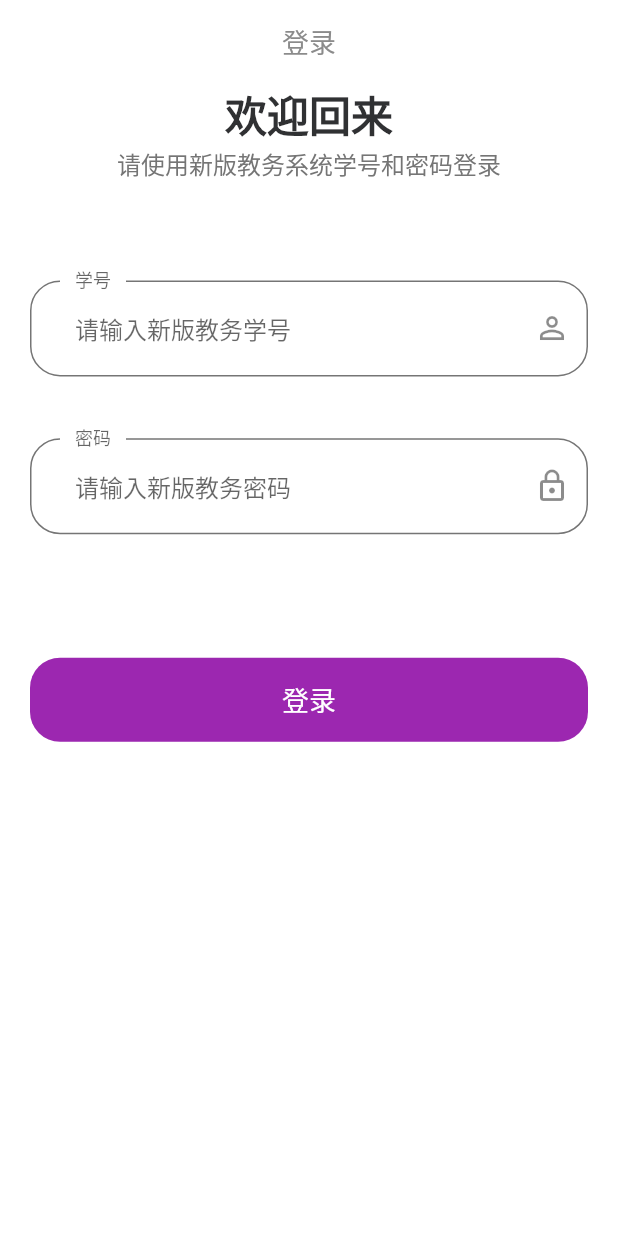
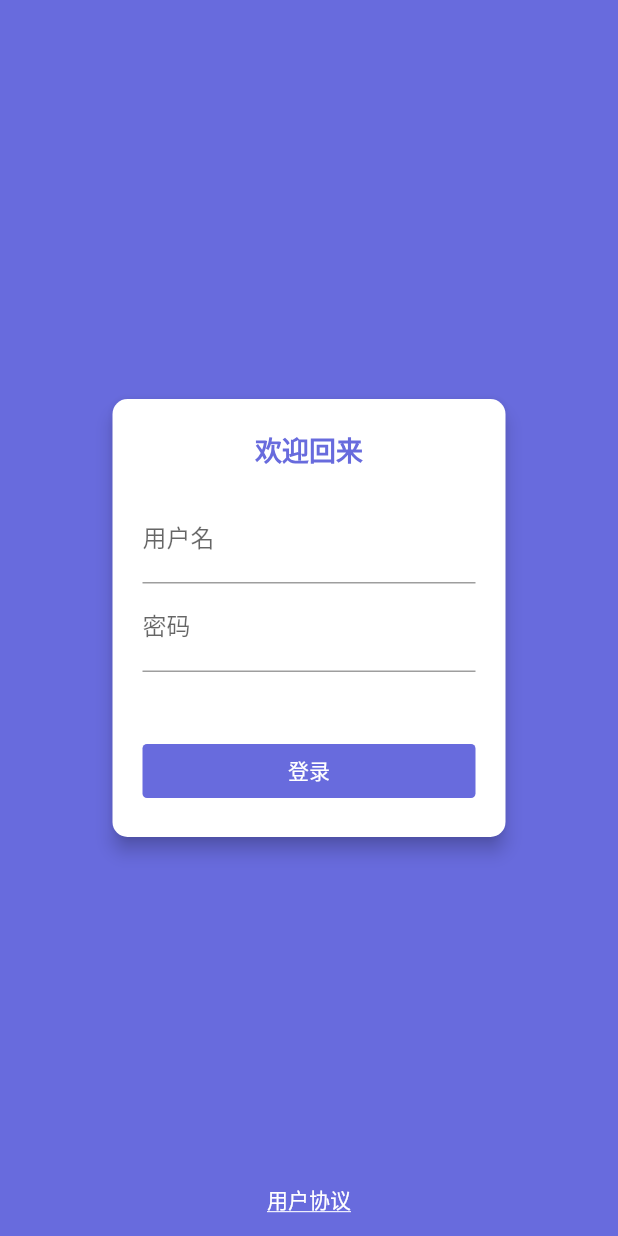
Before and after one commit to simonkimi/wust_flutter, a Flutter app: the screen it shows after launch, on a phone screen of 412 x 824 dp. Run offline on Flutter 3.47's test engine with Material 2 defaults, Android fonts, the phone set to English and light mode, and no system bars; our stand-ins replace dio, floor, flutter_mobx, mobx, sqflite; missing offline and left inert: flustars; accounts and stored records are empty; generated files the repository leaves out were written again; statements that could not run were skipped.

Commit message:
修改登录界面, 简化部分逻辑

```diff
--- a/lib/ui/components/default_button.dart
+++ /dev/null
@@ -1,29 +0,0 @@
-import 'package:flutter/material.dart';
-import 'package:wust_life/ui/themes/theme_helper.dart';
-
-class DefaultButton extends StatelessWidget {
-  const DefaultButton({Key key, this.text, this.onPressed}) : super(key: key);
-
-  final String text;
-  final Function onPressed;
-
-  @override
-  Widget build(BuildContext context) {
-    return SizedBox(
-      width: double.infinity,
-      height: 56,
-      child: FlatButton(
-        shape: RoundedRectangleBorder(borderRadius: BorderRadius.circular(20)),
-        color: Theme.of(context).buttonColor,
-        onPressed: onPressed,
-        child: Text(
-          text,
-          style: TextStyle(
-            fontSize: 18,
-            color: accordingToTheme(context, Colors.white, Color(0xFFEFEFEF))
-          ),
-        ),
-      ),
-    );
-  }
-}
--- a/lib/ui/pages/class_table/child_view/time_table_body.dart
+++ b/lib/ui/pages/class_table/child_view/time_table_body.dart
@@ -1,5 +1,4 @@
 import 'package:flutter/material.dart';
-import 'package:wust_life/models/entity/class_entity.dart';
 import 'package:wust_life/ui/pages/class_table/child_view/time_table_class.dart';
 import 'package:wust_life/ui/pages/class_table/child_view/time_table_header.dart';
 
--- a/lib/ui/pages/class_table/child_view/time_table_left.dart
+++ b/lib/ui/pages/class_table/child_view/time_table_left.dart
@@ -25,7 +25,7 @@ class TimeTableLeft extends StatelessWidget {
     return Container(
       height: classCardHeight,
       width: double.infinity,
-      color: accordingToTheme(context, Colors.white24, Colors.white10),
+      color: byBrightness(context, Colors.white24, Colors.white10),
       child: Column(
         mainAxisAlignment: MainAxisAlignment.center,
         children: [
--- a/lib/ui/pages/login/child_view/sign_form.dart
+++ /dev/null
@@ -1,87 +0,0 @@
-import 'package:flutter/material.dart';
-import 'package:wust_life/ui/components/default_button.dart';
-import 'package:wust_life/ui/pages/class_table/class_table.dart';
-
-class SignForm extends StatefulWidget {
-  SignForm({Key key}) : super(key: key);
-
-  @override
-  _SignFormState createState() => _SignFormState();
-}
-
-class _SignFormState extends State<SignForm> {
-  Size size;
-
-  @override
-  Widget build(BuildContext context) {
-    size = MediaQuery.of(context).size;
-    return Form(
-      child: Column(
-        children: [
-          SizedBox(height: size.height * 0.08),
-          buildUsernameField(),
-          SizedBox(height: size.height * 0.05),
-          buildPasswordField(),
-          SizedBox(height: size.height * 0.1),
-          DefaultButton(
-            text: "登录",
-            onPressed: () {
-              Navigator.pushNamed(context, ClassTimeTablePage.routeName);
-            },
-          ),
-        ],
-      ),
-    );
-  }
-
-  Widget buildPasswordField() {
-    return TextField(
-      obscureText: true,
-      decoration: InputDecoration(
-        labelText: "密码",
-        hintText: "请输入新版教务密码",
-        floatingLabelBehavior: FloatingLabelBehavior.always,
-        contentPadding: EdgeInsets.symmetric(horizontal: 30, vertical: 20),
-        focusedBorder: OutlineInputBorder(
-          borderRadius: BorderRadius.circular(20),
-          borderSide: BorderSide(color: Theme.of(context).dividerTheme.color),
-          gapPadding: 10,
-        ),
-        enabledBorder: OutlineInputBorder(
-          borderRadius: BorderRadius.circular(20),
-          borderSide: BorderSide(color: Theme.of(context).dividerTheme.color),
-          gapPadding: 10,
-        ),
-        suffixIcon: Padding(
-          padding: const EdgeInsets.all(12),
-          child: Icon(Icons.lock_outline),
-        ),
-      ),
-    );
-  }
-
-  Widget buildUsernameField() {
-    return TextField(
-      decoration: InputDecoration(
-        labelText: "学号",
-        hintText: "请输入新版教务学号",
-        floatingLabelBehavior: FloatingLabelBehavior.always,
-        contentPadding: EdgeInsets.symmetric(horizontal: 30, vertical: 20),
-        focusedBorder: OutlineInputBorder(
-          borderRadius: BorderRadius.circular(20),
-          borderSide: BorderSide(color: Theme.of(context).dividerTheme.color),
-          gapPadding: 10,
-        ),
-        enabledBorder: OutlineInputBorder(
-          borderRadius: BorderRadius.circular(20),
-          borderSide: BorderSide(color: Theme.of(context).dividerTheme.color),
-          gapPadding: 10,
-        ),
-        suffixIcon: Padding(
-          padding: const EdgeInsets.all(12),
-          child: Icon(Icons.person_outline),
-        ),
-      ),
-    );
-  }
-}
--- a/lib/ui/pages/login/child_view/welcome.dart
+++ /dev/null
@@ -1,20 +0,0 @@
-import 'package:flutter/material.dart';
-
-class Welcome extends StatelessWidget {
-  @override
-  Widget build(BuildContext context) {
-    return SizedBox(
-      width: double.infinity,
-      child: Column(
-        children: [
-          Text("欢迎回来", style: Theme.of(context).textTheme.headline1),
-          Text(
-            "请使用新版教务系统学号和密码登录",
-            textAlign: TextAlign.center,
-            style: Theme.of(context).textTheme.subtitle1,
-          )
-        ],
-      ),
-    );
-  }
-}
--- a/lib/ui/pages/login/login.dart
+++ b/lib/ui/pages/login/login.dart
@@ -1,7 +1,5 @@
 import 'package:flutter/material.dart';
-import 'package:wust_life/ui/themes/theme_helper.dart';
-import 'child_view/sign_form.dart';
-import 'child_view/welcome.dart';
+import 'package:wust_life/ui/pages/class_table/class_table.dart';
 
 class LoginPage extends StatelessWidget {
   static String routeName = "login";
@@ -9,37 +7,83 @@ class LoginPage extends StatelessWidget {
   @override
   Widget build(BuildContext context) {
     return Scaffold(
-      appBar: buildAppBar(context),
-      body: buildBody(),
-    );
-  }
-
-  Widget buildBody() {
-    return SafeArea(
+      body: Stack(
+        children: [
+          Container(
+            decoration: BoxDecoration(color: Theme.of(context).primaryColor),
+            child: Center(
+              child: Container(
+                width: 270,
+                height: 300,
+                child: Card(
+                  elevation: 5,
+                  shape: RoundedRectangleBorder(
+                    borderRadius: BorderRadius.all(Radius.circular(10)),
+                  ),
                   child: Padding(
-        padding: const EdgeInsets.symmetric(horizontal: 20),
+                    padding: EdgeInsets.all(20),
                     child: Column(
                       children: [
-            Welcome(),
-            SignForm(),
+                        Text(
+                          "欢迎回来",
+                          style: TextStyle(
+                              color: Theme.of(context).primaryColor,
+                              fontWeight: FontWeight.bold,
+                              fontSize: 18),
+                        ),
+                        Expanded(
+                          child: Container(
+                            height: double.infinity,
+                            child: Column(
+                              mainAxisAlignment: MainAxisAlignment.center,
+                              children: [
+                                TextField(
+                                  decoration: InputDecoration(labelText: "用户名"),
+                                ),
+                                TextField(
+                                  decoration: InputDecoration(labelText: "密码"),
+                                ),
                               ],
                             ),
                           ),
-    );
-  }
-
-  Widget buildAppBar(BuildContext context) {
-    return AppBar(
-      centerTitle: true,
-      elevation: 0,
-      backgroundColor: accordingToTheme(
-          context, Colors.white, Theme.of(context).primaryColor),
-      title: Text(
-        "登录",
+                        ),
+                        SizedBox(
+                          height: 25,
+                        ),
+                        FlatButton(
+                          onPressed: () {
+                            Navigator.pushNamed(
+                                context, ClassTimeTablePage.routeName);
+                          },
+                          child: Text("登录"),
+                          minWidth: double.infinity,
+                          color: Theme.of(context).primaryColor,
+                          textColor: Colors.white,
+                          shape: RoundedRectangleBorder(
+                            borderRadius: BorderRadius.all(Radius.circular(3)),
+                          ),
+                        )
+                      ],
+                    ),
+                  ),
+                ),
+              ),
+            ),
+          ),
+          Align(
+            child: TextButton(
+              onPressed: () {},
+              child: Text(
+                "用户协议",
                 style: TextStyle(
-          fontSize: 18,
-          color: Color(0xFF8B8B8B),
+                  color: Colors.white,
+                  decoration: TextDecoration.underline,
                 ),
+              ),
+            ),
+            alignment: Alignment.bottomCenter,
+          )
+        ],
       ),
     );
   }
--- a/lib/ui/themes/theme_helper.dart
+++ b/lib/ui/themes/theme_helper.dart
@@ -10,12 +10,10 @@ const kAnimationDuration = Duration(milliseconds: 250);
 const kTimeTableLeftFlex = 2;
 const kTimeTableRightFlex = 3;
 
-
 final primaryTheme = ThemeData(
   brightness: Brightness.light,
-  primaryColor: Colors.purple,
-  accentColor: Colors.purpleAccent,
-  buttonColor: Colors.purple,
+  primaryColor: Color(0xFF686bdd),
+  accentColor: Color(0xFF686bdd),
   scaffoldBackgroundColor: Colors.white,
   textTheme: TextTheme(
     headline1: TextStyle(
@@ -27,9 +25,8 @@ final primaryTheme = ThemeData(
 
 final darkTheme = ThemeData(
   brightness: Brightness.dark,
-  buttonColor: Colors.purple[300],
   primaryColor: Color(0xFF1c1c1c),
-  accentColor: Colors.purpleAccent,
+  accentColor: Color(0xFF686bdd),
   scaffoldBackgroundColor: Color(0xFF121212),
   textTheme: TextTheme(
     headline1: TextStyle(
@@ -43,6 +40,6 @@ bool isDarkMode(BuildContext context) {
   return Theme.of(context).brightness == Brightness.dark;
 }
 
-T accordingToTheme<T>(BuildContext context, T brightness, T dark) {
+T byBrightness<T>(BuildContext context, T brightness, T dark) {
   return Theme.of(context).brightness == Brightness.light ? brightness : dark;
 }
```
Also changed, not shown: lib/network/interceptor/dio_backend_err.dart (+6 -6 lines), lib/ui/pages/class_table/child_view/time_table_class.dart (+15 -27 lines), lib/ui/pages/class_table/child_view/time_table_header.dart (+9 -19 lines), lib/ui/pages/class_table/class_table.dart (+19 -21 lines), lib/ui/pages/class_table/state/class_store.dart (+2 -10 lines), lib/ui/pages/class_table/state/class_store.g.dart. Lines whose indentation alone changed are shown as unchanged.
